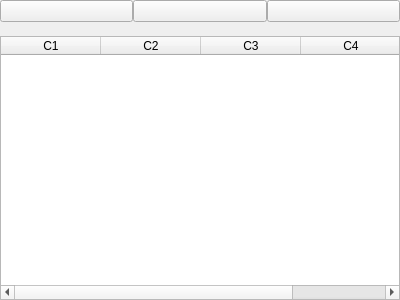
First picture: the form in src/view/ui/part/list.ui, repository fersilentt/ProgrammingDirectories, before the edit.
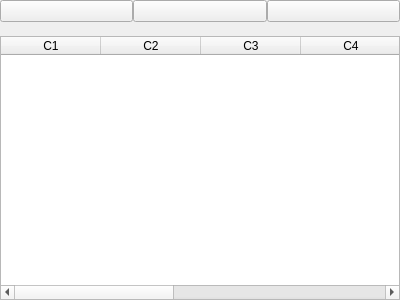
Second picture: the form after the edit.

What changed in the file:
```diff
--- a/src/view/ui/part/list.ui
+++ b/src/view/ui/part/list.ui
@@ -101,6 +101,21 @@
          <string>C4</string>
         </property>
        </column>
+       <column>
+        <property name="text">
+         <string>C5</string>
+        </property>
+       </column>
+       <column>
+        <property name="text">
+         <string>C6</string>
+        </property>
+       </column>
+       <column>
+        <property name="text">
+         <string>C7</string>
+        </property>
+       </column>
       </widget>
      </item>
     </layout>
```
